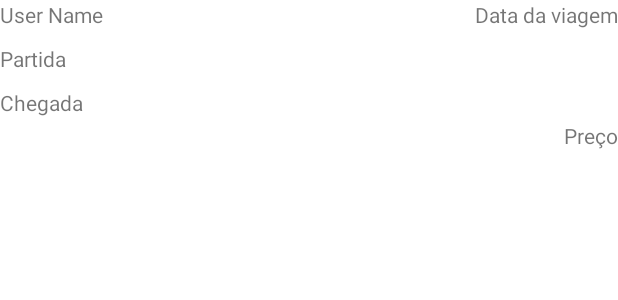
After one commit to RicardoSampaio12121/IPCABoleias, an Android app: the layout item_publication.xml on its own in the app's theme, with its tools: preview values and no code run, on a phone screen of 412 x 824 dp. The commit adds this screen. Shown: the top 300 px of the screen. Run offline under Robolectric (Android 15) with nearby library versions, the phone set to English and light mode, and no system bars.

Commit message:
Comecei a implementar o recycler view para apresentar os anúncios de boleia. Também comecei a implementar um painel lateral.

```diff
--- a/app/build.gradle
+++ b/app/build.gradle
@@ -15,6 +15,10 @@ android {
         versionName "1.0"
         vectorDrawables.useSupportLibrary = true
         testInstrumentationRunner "androidx.test.runner.AndroidJUnitRunner"
+    }
+    buildFeatures {
+
+        viewBinding true
     }
 
     buildTypes {
--- a/app/src/main/res/layout/activity_rides.xml
+++ b/app/src/main/res/layout/activity_rides.xml
@@ -23,4 +23,10 @@
         android:layout_gravity="start"
         android:fitsSystemWindows="true"/>
 
+    <androidx.recyclerview.widget.RecyclerView
+        android:id="@+id/rvPublications"
+        android:layout_width="match_parent"
+        android:layout_height="wrap_content" />
+
+
 </androidx.drawerlayout.widget.DrawerLayout>
--- /dev/null
+++ b/app/src/main/res/layout/item_publication.xml
@@ -0,0 +1,50 @@
+<?xml version="1.0" encoding="utf-8"?>
+<androidx.constraintlayout.widget.ConstraintLayout xmlns:android="http://schemas.android.com/apk/res/android"
+    xmlns:app="http://schemas.android.com/apk/res-auto"
+    xmlns:tools="http://schemas.android.com/tools"
+    android:layout_width="match_parent"
+    android:layout_height="100dp">
+
+    <TextView
+        android:id="@+id/tvName"
+        android:layout_width="wrap_content"
+        android:layout_height="wrap_content"
+        android:text="User Name"
+        app:layout_constraintStart_toStartOf="parent"
+        app:layout_constraintTop_toTopOf="parent" />
+
+    <TextView
+        android:id="@+id/tvPartida"
+        android:layout_width="wrap_content"
+        android:layout_height="wrap_content"
+        android:text="Partida"
+        android:layout_marginVertical="10dp"
+        app:layout_constraintStart_toStartOf="parent"
+        app:layout_constraintTop_toBottomOf="@+id/tvName" />
+
+    <TextView
+        android:id="@+id/tvChegada"
+        android:layout_width="wrap_content"
+        android:layout_height="wrap_content"
+        android:text="Chegada"
+        android:layout_marginVertical="10dp"
+        app:layout_constraintStart_toStartOf="parent"
+        app:layout_constraintTop_toBottomOf="@+id/tvPartida" />
+
+    <TextView
+        android:id="@+id/tvData"
+        android:layout_width="wrap_content"
+        android:layout_height="wrap_content"
+        android:text="Data da viagem"
+        app:layout_constraintEnd_toEndOf="parent"
+        app:layout_constraintTop_toTopOf="parent" />
+
+    <TextView
+        android:id="@+id/tvPreco"
+        android:layout_width="wrap_content"
+        android:layout_height="wrap_content"
+        android:text="Preço"
+        app:layout_constraintBottom_toBottomOf="parent"
+        app:layout_constraintEnd_toEndOf="parent" />
+
+</androidx.constraintlayout.widget.ConstraintLayout>
```
Also changed, not shown: app/src/main/java/com/example/ipcaboleias/RVPublication.kt (added, +11 -0 lines), app/src/main/java/com/example/ipcaboleias/RVPublicationsAadapter.kt (added, +87 -0 lines), app/src/main/java/com/example/ipcaboleias/RidesActivity.kt (+33 -0 lines).
